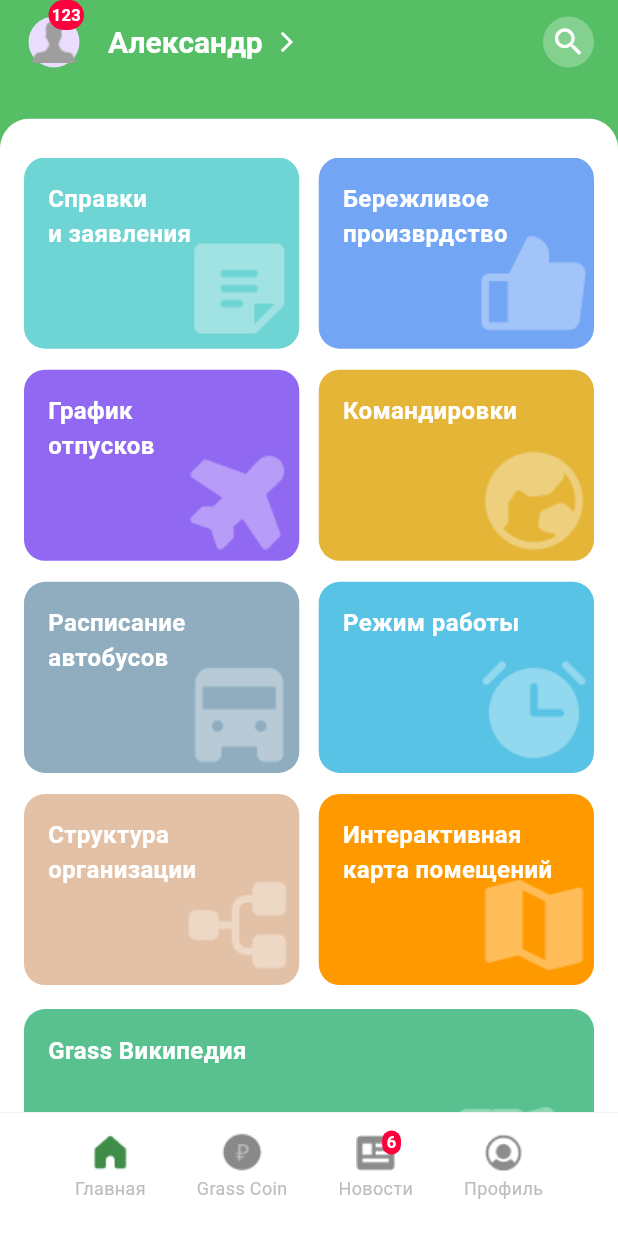
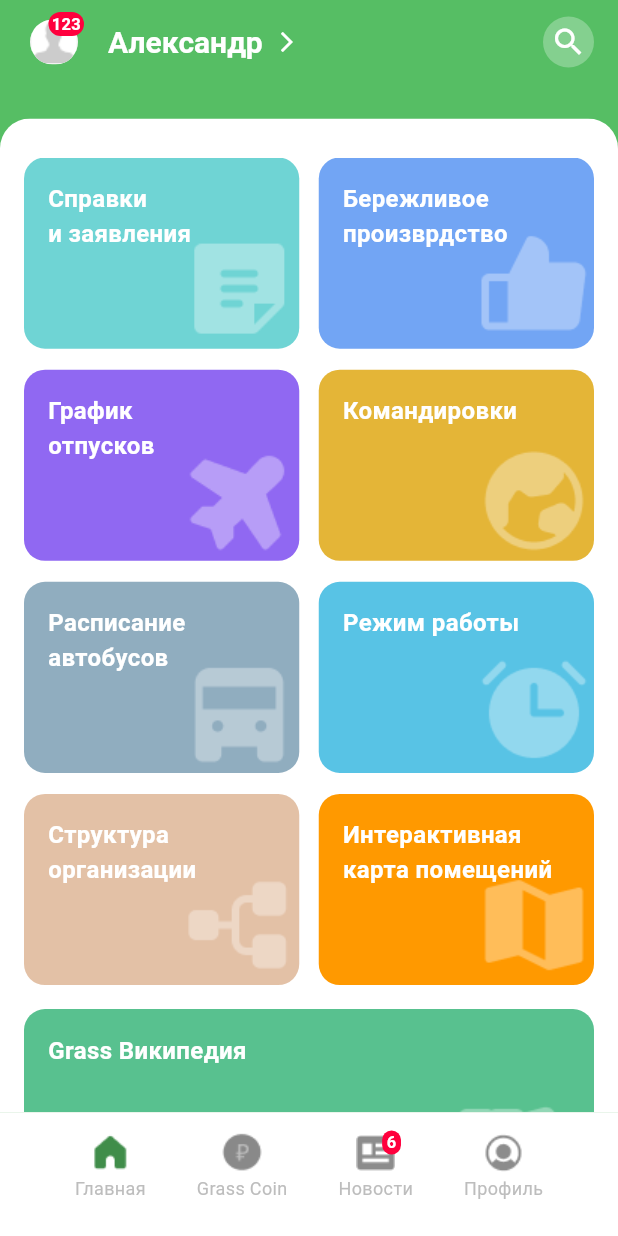
Before and after one commit to GachiB0y/tree_green_screen_flutter, a Flutter app: the screen it shows after launch, on a phone screen of 412 x 824 dp. Run offline on Flutter 3.47's test engine with Material 2 defaults, Android fonts, the phone set to English and light mode, and no system bars.

Commit message:
refactor code for AvatarWidget

```diff
--- a/lib/ui/screen/user_frist_screen.dart
+++ b/lib/ui/screen/user_frist_screen.dart
@@ -341,20 +341,30 @@ class Avatar extends StatelessWidget {
             left: 16.0,
           ),
           child: Center(
-            child: CircleAvatar(
-              radius: 17,
+            child: ClipRRect(
+              borderRadius: BorderRadius.circular(17.0),
+              child: Container(
+                decoration: BoxDecoration(
+                  color: const Color(0xFFFFFFFF),
+                  border: Border.all(
+                    width: 1,
+                    color: const Color(0xFFF2F2F2),
+                  ),
+                ),
                 child: Image.asset(
                   'assets/images/man.png',
-                color: Colors.grey,
-                fit: BoxFit.fill,
+                  color: const Color(0xFFCCCCCC),
                 ),
               ),
             ),
           ),
-        Align(
+        ),
+        Padding(
+          padding: const EdgeInsets.only(top: 8.0),
+          child: Align(
             alignment: Alignment.topRight,
             child: Container(
-              padding: const EdgeInsets.all(2),
+                padding: const EdgeInsets.only(left: 2.0, right: 2.0),
                 decoration: BoxDecoration(
                   color: ColorsForWidget.colorRed,
                   borderRadius: BorderRadius.circular(12),
@@ -367,6 +377,7 @@ class Avatar extends StatelessWidget {
                       fontWeight: FontWeight.w600),
                 )),
           ),
+        ),
       ],
     );
   }
```
Lines whose indentation alone changed are shown as unchanged.
